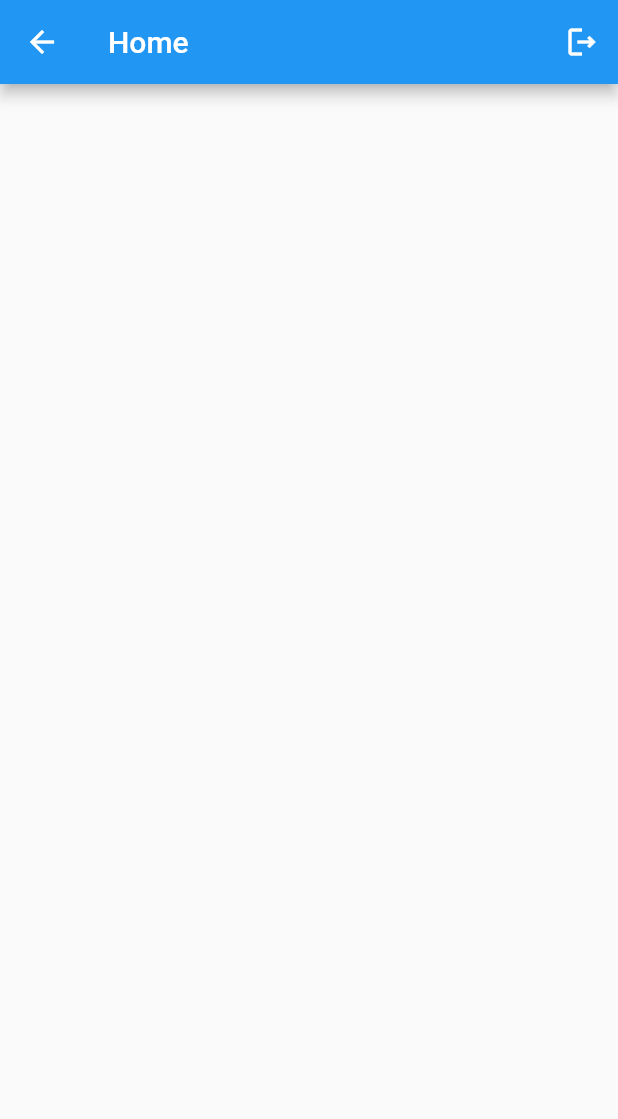
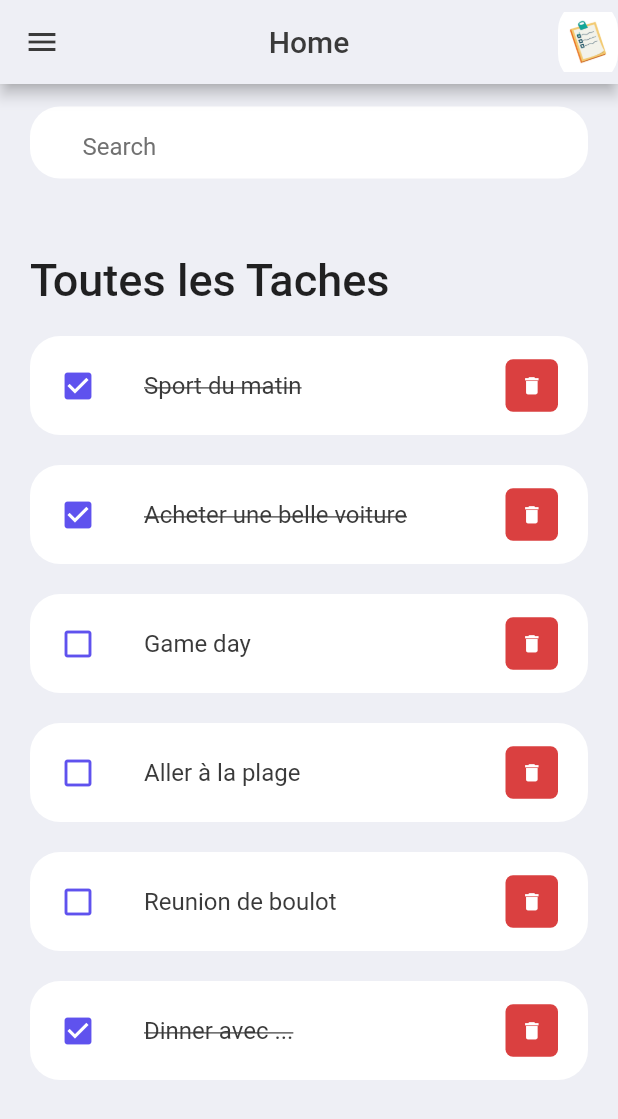
Before and after one commit to ThibautDegbetchi/todo, a Flutter app: the HomePage screen opened directly, on a phone screen of 412 x 824 dp. Shown: the top 1119 px of the screen. Run offline on Flutter 3.47's test engine with Material 2 defaults, Android fonts, the phone set to English and light mode, and no system bars; our stand-ins replace shared_preferences, smooth_page_indicator; accounts and stored records are empty.

Commit message:
check_box icon update

```diff
--- /dev/null
+++ b/lib/constants/colors.dart
@@ -0,0 +1,9 @@
+import 'package:flutter/material.dart';
+
+const Color tdRed = Color(0xFFDA4040);
+const Color tdBlue = Color(0xFF5F52EE);
+
+const Color tdBlack = Color(0xFF3A3A3A);
+const Color tdGrey = Color(0xFF717171);
+
+const Color tdBGColor = Color(0xFFEEEFF5);
--- a/lib/home.dart
+++ /dev/null
@@ -1,34 +0,0 @@
-import 'package:flutter/cupertino.dart';
-import 'package:flutter/material.dart';
-import 'package:shared_preferences/shared_preferences.dart';
-import 'package:todolist/onbordingPage/onbordingpage.dart';
-
-class HomePage extends StatefulWidget {
-  const HomePage({super.key});
-
-  @override
-  State<HomePage> createState() => _HomePageState();
-}
-
-class _HomePageState extends State<HomePage> {
-  @override
-  Widget build(BuildContext context) {
-    return Scaffold(
-      appBar: AppBar(
-        title: Text('Home'),
-        actions: [
-          IconButton(onPressed: ()  async {
-            final pref = await SharedPreferences.getInstance();
-            pref.setBool('showHome', false);
-            Navigator.push(context, MaterialPageRoute(builder: (context){
-              return  OnbordingPageState();
-            }));
-          }, icon: Icon(Icons.logout_outlined))
-        ],
-      ),
-      body: Container(
-
-      ),
-    );
-  }
-}
--- a/lib/main.dart
+++ b/lib/main.dart
@@ -1,6 +1,7 @@
 import 'package:flutter/material.dart';
+import 'package:flutter/services.dart';
 import 'package:shared_preferences/shared_preferences.dart';
-import 'package:todolist/home.dart';
+import 'package:todolist/screen/home.dart';
 import 'package:todolist/onbordingPage/onbordingpage.dart';
 
 Future<void> main() async {
@@ -15,6 +16,7 @@ class MyApp extends StatelessWidget {
 
   @override
   Widget build(BuildContext context) {
+    SystemChrome.setSystemUIOverlayStyle(SystemUiOverlayStyle(statusBarColor: Colors.transparent));
     return MaterialApp(
       debugShowCheckedModeBanner: false,
       title: 'todolistapp',
--- /dev/null
+++ b/lib/model/todo.dart
@@ -0,0 +1,24 @@
+class ToDo{
+  String? id;
+  String? todoText;
+  bool isDone;
+
+  ToDo({
+    required this.id,
+    required this.todoText,
+    this.isDone= false,
+});
+
+  static List<ToDo> todoList()
+  {
+    return[
+      ToDo(id: '01', todoText: 'Sport du matin',isDone: true),
+      ToDo(id: '02', todoText: 'Acheter une belle voiture',isDone: true),
+      ToDo(id: '03', todoText: 'Game day'),
+      ToDo(id: '04', todoText: 'Aller à la plage',),
+      ToDo(id: '05', todoText: 'Reunion de boulot'),
+      ToDo(id: '06', todoText: 'Dinner avec ...',isDone: true),
+
+    ];
+  }
+}
--- a/lib/onbordingPage/onbordingpage.dart
+++ b/lib/onbordingPage/onbordingpage.dart
@@ -5,7 +5,7 @@ import 'package:flutter/material.dart';
 import 'package:shared_preferences/shared_preferences.dart';
 import 'package:smooth_page_indicator/smooth_page_indicator.dart';
 
-import '../home.dart';
+import '../screen/home.dart';
 
 class OnbordingPageState extends StatefulWidget {
   const OnbordingPageState({super.key});
--- /dev/null
+++ b/lib/screen/home.dart
@@ -0,0 +1,92 @@
+import 'package:flutter/cupertino.dart';
+import 'package:flutter/material.dart';
+import 'package:shared_preferences/shared_preferences.dart';
+import 'package:todolist/constants/colors.dart';
+import 'package:todolist/onbordingPage/onbordingpage.dart';
+import 'package:todolist/widget/todo_item.dart';
+
+import '../model/todo.dart';
+
+class HomePage extends StatefulWidget {
+  const HomePage({super.key});
+
+  @override
+  State<HomePage> createState() => _HomePageState();
+}
+
+class _HomePageState extends State<HomePage> {
+  final todoList=ToDo.todoList();
+  @override
+  Widget build(BuildContext context) {
+    return Scaffold(
+      backgroundColor: tdBGColor,
+      appBar: buildAppBar(),
+      body: Container(
+        padding: EdgeInsets.symmetric(horizontal: 20, vertical: 15),
+        child: Column(
+          children: [
+            searchBox(),
+            Expanded(
+              child: ListView(
+                children: [
+                  Container(
+                    margin: EdgeInsets.only(top: 50,bottom: 20),
+                    child: Text('Toutes les Taches',style: TextStyle(
+                      fontSize: 30,
+                      fontWeight: FontWeight.w500
+                    ),),
+                  ),
+                  for(ToDo todo in todoList)
+                      ToDoItem(todo: todo,),
+
+                ],
+              ),
+            )
+          ],
+        ),
+      ),
+    );
+  }
+
+  AppBar buildAppBar() {
+    return AppBar(
+      backgroundColor: tdBGColor,
+      leading: Icon(Icons.menu,color: tdBlack,),
+      title: Text('Home',style: TextStyle(color: tdBlack),),
+      centerTitle: true,
+      actions: [
+        Container(
+          height:40,
+          width:40,
+          child:  ClipRRect(
+            borderRadius: BorderRadius.circular(20),
+            child: Image.asset('assets/logo1.png'),
+          ),
+        )
+      ],
+    );
+  }
+
+ Widget searchBox() {
+   return Container(
+     padding: EdgeInsets.symmetric(horizontal: 15),
+     decoration: BoxDecoration(
+         color: Colors.white,
+         borderRadius: BorderRadius.circular(20)
+     ),
+     child: TextFormField(
+       decoration: InputDecoration(
+         contentPadding: EdgeInsets.all(0),
+         prefix: Icon(Icons.search,color: tdBlack,size: 20,),
+         prefixIconConstraints: BoxConstraints(
+             maxHeight: 20, maxWidth: 25
+         ),
+         border: InputBorder.none,
+         hintText: 'Search',
+         hintStyle: TextStyle(color: tdGrey),
+
+       ),
+     ),
+   );
+ }
+}
--- /dev/null
+++ b/lib/widget/todo_item.dart
@@ -0,0 +1,49 @@
+import 'package:flutter/cupertino.dart';
+import 'package:flutter/material.dart';
+import 'package:todolist/constants/colors.dart';
+import 'package:todolist/model/todo.dart';
+
+class ToDoItem extends StatelessWidget {
+   final ToDo todo;
+   ToDoItem({Key? key, required this.todo}):super(key: key);
+
+  @override
+  Widget build(BuildContext context) {
+    return Container(
+      margin: EdgeInsets.only(bottom: 20),
+      child: ListTile(
+        onTap: (){
+          print('Vous avez cliquer sur unr tache');
+        },
+        shape: RoundedRectangleBorder(borderRadius: BorderRadius.circular(20)),
+        contentPadding: EdgeInsets.symmetric(vertical: 5,horizontal: 20),
+        tileColor: Colors.white,
+        leading: Icon(todo.isDone?
+          Icons.check_box:Icons.check_box_outline_blank,
+          color: tdBlue,
+        ),
+        title: Text(todo.todoText!,style: TextStyle(
+          fontSize: 16,
+          color: tdBlack,
+          decoration:todo.isDone? TextDecoration.lineThrough:TextDecoration.none
+        ),),
+        trailing: Container(
+          alignment: Alignment.center,
+          padding: EdgeInsets.all(0),
+          margin: EdgeInsets.symmetric(vertical: 10 ),
+          width: 35,
+          height: 35,
+          decoration: BoxDecoration(
+            color: tdRed,
+            borderRadius: BorderRadius.circular(5)
+          ),
+          child: IconButton(onPressed: (){
+            print('Vous avez apuyer sur l\'icon supprimer');
+          }, icon: Icon(Icons.delete,
+          size: 15,
+          color: Colors.white,) ),
+        ),
+      ),
+    );
+  }
+}
```
